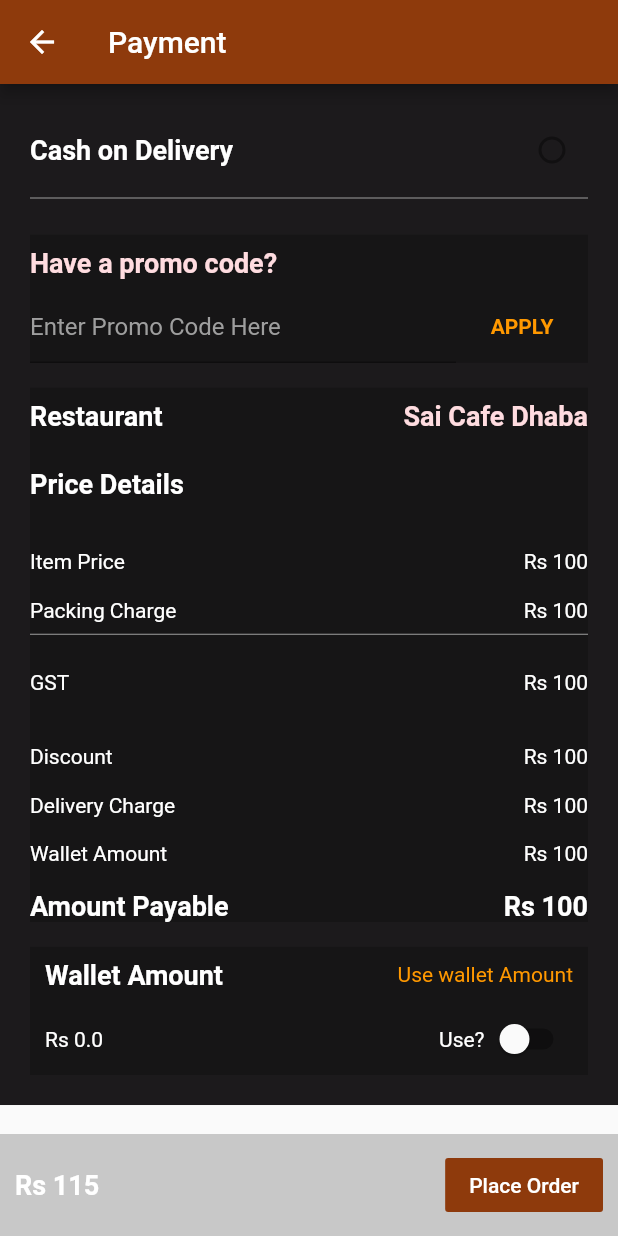
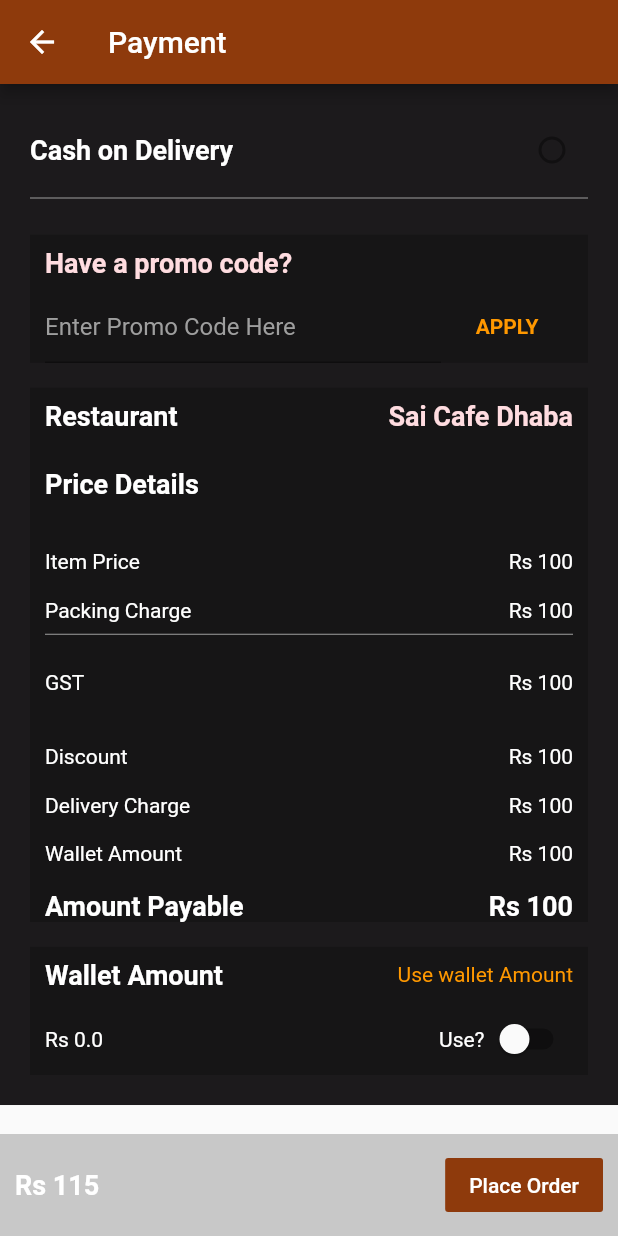
Before and after one commit to hrithikm2/bottomSheetHappens, a Flutter app: the OrderDetails screen opened directly, on a phone screen of 412 x 824 dp. Run offline on Flutter 3.47's test engine with Material 2 defaults, Android fonts, the phone set to English and light mode, and no system bars; our stand-ins replace flutter_switch.

Commit message:
added switch button,padding

```diff
--- a/lib/orderDetails.dart
+++ b/lib/orderDetails.dart
@@ -50,6 +50,7 @@ class _OrderDetailsState extends State<OrderDetails> {
                     ),
                     SizedBox(height: MediaQuery.of(context).size.height * 0.02),
                     Container(
+                        padding: EdgeInsets.only(left:10,right:10),
                       width: double.infinity,
                       color: Colors.black.withOpacity(0.2),
                       child: Column(
@@ -86,6 +87,7 @@ class _OrderDetailsState extends State<OrderDetails> {
                     ),
                     SizedBox(height: MediaQuery.of(context).size.height * 0.02),
                     Container(
+                        padding: EdgeInsets.only(left:10,right:10),
                         width: double.infinity,
                         color: Colors.black.withOpacity(0.2),
                         child: Column(
```
